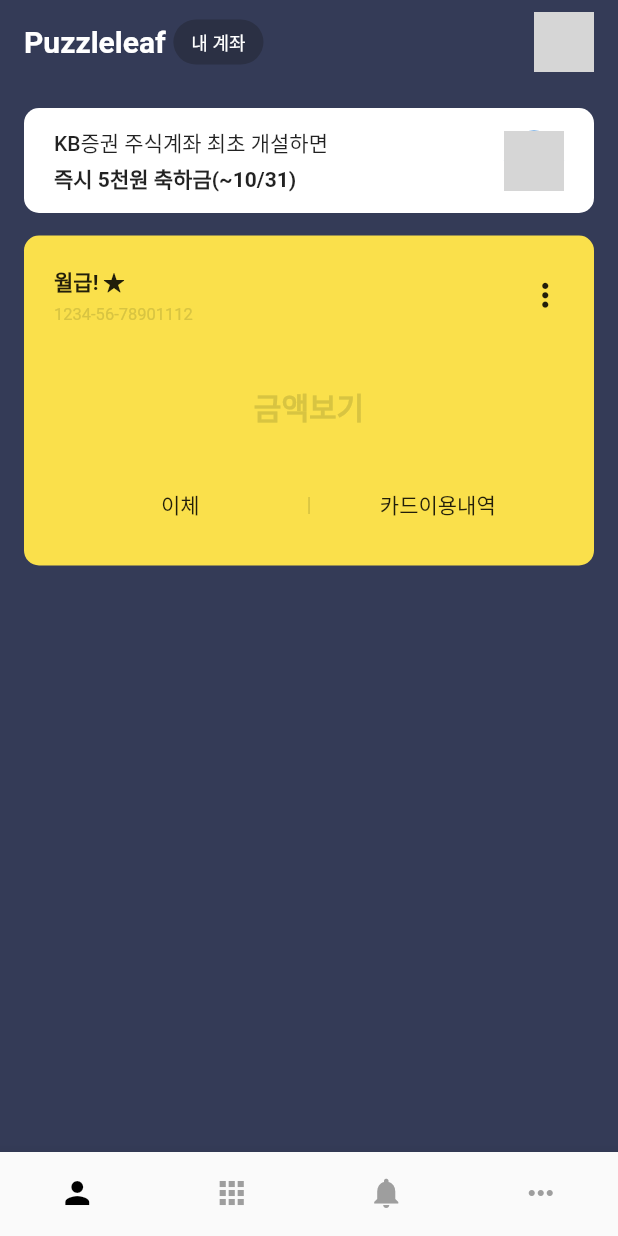
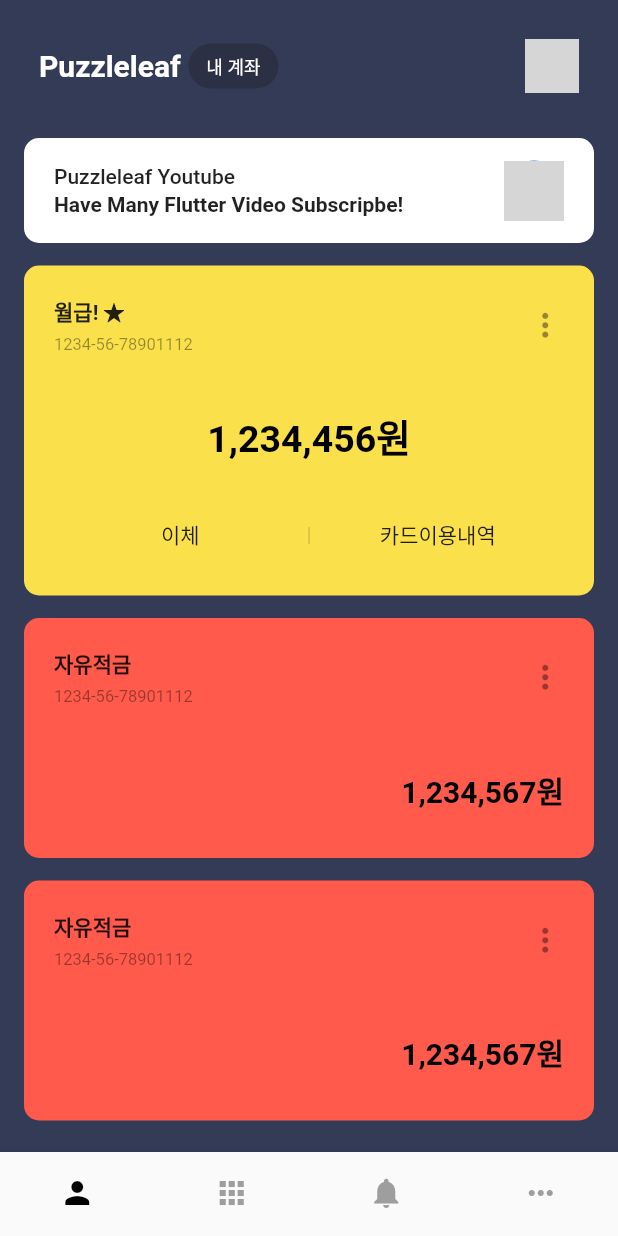
Before and after one commit to puzzleleaf/flutter_kakao_bank_ui_clone, a Flutter app: the screen it shows after launch, on a phone screen of 412 x 824 dp. Run offline on Flutter 3.47's test engine with Material 2 defaults, Android fonts, the phone set to English and light mode, and no system bars; our stand-ins replace flutter_bloc; network calls fail; grey boxes are pictures that could not be loaded.

Commit message:
modify components

```diff
--- a/lib/main.dart
+++ b/lib/main.dart
@@ -2,7 +2,6 @@ import 'package:flutter/material.dart';
 import 'package:flutter_bloc/flutter_bloc.dart';
 import 'package:kakao_bank/blocs/home/home_cubit.dart';
 import 'package:kakao_bank/presentation/home/home_page.dart';
-import 'package:kakao_bank/presentation/main/main_page.dart';
 
 void main() {
   runApp(MyApp());
--- /dev/null
+++ b/lib/presentation/main/components/MainAppBar.dart
@@ -0,0 +1,48 @@
+import 'package:flutter/material.dart';
+
+class MainAppBar extends StatelessWidget {
+  @override
+  Widget build(BuildContext context) {
+    return Container(
+      height: 50,
+      child: Row(
+        children: [
+          Text(
+            'Puzzleleaf',
+            style: TextStyle(
+              fontWeight: FontWeight.bold,
+              color: Colors.white,
+              fontSize: 20,
+            ),
+          ),
+          SizedBox(
+            width: 5.0,
+          ),
+          Container(
+            padding: const EdgeInsets.symmetric(
+              horizontal: 12,
+              vertical: 6,
+            ),
+            decoration: BoxDecoration(
+              color: Color(0xff2B3044),
+              borderRadius: BorderRadius.circular(20),
+            ),
+            child: Text(
+              '내 계좌',
+              style: TextStyle(
+                fontSize: 12,
+                color: Colors.white,
+              ),
+            ),
+          ),
+          Spacer(),
+          CircleAvatar(
+            backgroundImage: NetworkImage(
+                'https://yt3.ggpht.com/a-/AOh14GidBGTEH9UxT-eVgchRp5kISMZYFjSjBAnqWNWr4Q=s100-c-k-c0xffffffff-no-rj-mo'),
+            radius: 18,
+          ),
+        ],
+      ),
+    );
+  }
+}
--- a/lib/presentation/main/components/ad_card.dart
+++ b/lib/presentation/main/components/ad_card.dart
@@ -3,14 +3,12 @@ import 'package:flutter/material.dart';
 class AdCard extends StatelessWidget {
   final String title;
   final String contents;
-  final EdgeInsetsGeometry margin;
 
-  AdCard({this.title, this.contents, this.margin});
+  AdCard({this.title, this.contents});
 
   @override
   Widget build(BuildContext context) {
     return Container(
-      margin: margin,
       decoration: BoxDecoration(
         borderRadius: BorderRadius.circular(10),
         color: Colors.white,
--- /dev/null
+++ b/lib/presentation/main/components/checking_account_card.dart
@@ -0,0 +1,89 @@
+import 'package:flutter/material.dart';
+
+class CheckingAccountCard extends StatelessWidget {
+  @override
+  Widget build(BuildContext context) {
+    return Container(
+      decoration: BoxDecoration(
+        borderRadius: BorderRadius.circular(10),
+        color: Color(0xffFAE04B),
+      ),
+      width: double.infinity,
+      height: 220,
+      child: Padding(
+        padding: const EdgeInsets.only(
+          left: 20,
+          right: 20,
+          top: 20,
+          bottom: 30,
+        ),
+        child: Column(
+          mainAxisAlignment: MainAxisAlignment.spaceBetween,
+          children: [
+            Row(
+              mainAxisAlignment: MainAxisAlignment.spaceBetween,
+              children: [
+                Column(
+                  crossAxisAlignment: CrossAxisAlignment.start,
+                  children: [
+                    Text(
+                      '월급! ★',
+                      style: TextStyle(
+                        fontWeight: FontWeight.bold,
+                      ),
+                    ),
+                    SizedBox(
+                      height: 5.0,
+                    ),
+                    Text(
+                      '1234-56-78901112',
+                      style: TextStyle(
+                        fontSize: 11,
+                        color: Colors.black.withOpacity(0.4),
+                      ),
+                    )
+                  ],
+                ),
+                Icon(
+                  Icons.more_vert,
+                  size: 25,
+                  color: Colors.black.withOpacity(0.4),
+                )
+              ],
+            ),
+            Text(
+              "1,234,456원",
+              style: TextStyle(
+                fontWeight: FontWeight.bold,
+                fontSize: 25,
+                color: Colors.black,
+              ),
+            ),
+            Row(
+              children: [
+                Expanded(
+                  child: Text(
+                    "이체",
+                    textAlign: TextAlign.center,
+                  ),
+                ),
+                Text(
+                  "|",
+                  style: TextStyle(
+                    color: Color(0xffD8C441),
+                  ),
+                ),
+                Expanded(
+                  child: Text(
+                    "카드이용내역",
+                    textAlign: TextAlign.center,
+                  ),
+                )
+              ],
+            ),
+          ],
+        ),
+      ),
+    );
+  }
+}
--- a/lib/presentation/main/components/account_card.dart
+++ b/lib/presentation/main/components/savings_account_card.dart
@@ -1,15 +1,15 @@
 import 'package:flutter/material.dart';
 
-class AccountCard extends StatelessWidget {
+class SavingAccountCard extends StatelessWidget {
   @override
   Widget build(BuildContext context) {
     return Container(
       decoration: BoxDecoration(
         borderRadius: BorderRadius.circular(10),
-        color: Color(0xffFAE04B),
+        color: Color(0xffff5a4B),
       ),
       width: double.infinity,
-      height: 220,
+      height: 160,
       child: Padding(
         padding: const EdgeInsets.only(
           left: 20,
@@ -19,6 +19,7 @@ class AccountCard extends StatelessWidget {
         ),
         child: Column(
           mainAxisAlignment: MainAxisAlignment.spaceBetween,
+          crossAxisAlignment: CrossAxisAlignment.end,
           children: [
             Row(
               mainAxisAlignment: MainAxisAlignment.spaceBetween,
@@ -27,7 +28,7 @@ class AccountCard extends StatelessWidget {
                   crossAxisAlignment: CrossAxisAlignment.start,
                   children: [
                     Text(
-                      '월급! ★',
+                      '자유적금',
                       style: TextStyle(
                         fontWeight: FontWeight.bold,
                       ),
@@ -39,7 +40,7 @@ class AccountCard extends StatelessWidget {
                       '1234-56-78901112',
                       style: TextStyle(
                         fontSize: 11,
-                        color: Color(0xffD8C441),
+                        color: Colors.black.withOpacity(0.4),
                       ),
                     )
                   ],
@@ -47,39 +48,17 @@ class AccountCard extends StatelessWidget {
                 Icon(
                   Icons.more_vert,
                   size: 25,
-
+                  color: Colors.black.withOpacity(0.4),
                 )
               ],
             ),
             Text(
-              "금액보기",
+              "1,234,567원",
               style: TextStyle(
                 fontWeight: FontWeight.bold,
                 fontSize: 20,
-                color: Color(0xffD8C441),
+                color: Colors.black,
               ),
-            ),
-            Row(
-              children: [
-                Expanded(
-                  child: Text(
-                    "이체",
-                    textAlign: TextAlign.center,
-                  ),
-                ),
-                Text(
-                  "|",
-                  style: TextStyle(
-                    color: Color(0xffD8C441),
-                  ),
-                ),
-                Expanded(
-                  child: Text(
-                    "카드이용내역",
-                    textAlign: TextAlign.center,
-                  ),
-                )
-              ],
             ),
           ],
         ),
--- a/lib/presentation/main/main_page.dart
+++ b/lib/presentation/main/main_page.dart
@@ -1,52 +1,14 @@
 import 'package:flutter/material.dart';
-import 'package:kakao_bank/presentation/main/components/account_card.dart';
+import 'package:kakao_bank/presentation/main/components/checking_account_card.dart';
 import 'package:kakao_bank/presentation/main/components/ad_card.dart';
+import 'package:kakao_bank/presentation/main/components/MainAppBar.dart';
+import 'package:kakao_bank/presentation/main/components/savings_account_card.dart';
 
 class MainPage extends StatelessWidget {
   @override
   Widget build(BuildContext context) {
     return Scaffold(
       backgroundColor: Color(0xff343B57),
-      appBar: AppBar(
-        centerTitle: true,
-        title: ConstrainedBox(
-          constraints: BoxConstraints(
-            maxWidth: 600,
-          ),
-          child: Row(
-            children: [
-              Text(
-                'Puzzleleaf',
-                style: TextStyle(
-                  fontWeight: FontWeight.bold,
-                ),
-              ),
-              SizedBox(
-                width: 5.0,
-              ),
-              Container(
-                padding: const EdgeInsets.symmetric(
-                  horizontal: 12,
-                  vertical: 6,
-                ),
-                decoration: BoxDecoration(
-                  color: Color(0xff2B3044),
-                  borderRadius: BorderRadius.circular(20),
-                ),
-                child: Text(
-                  '내 계좌',
-                  style: TextStyle(fontSize: 12),
-                ),
-              ),
-              Spacer(),
-              CircleAvatar(
-                backgroundImage: NetworkImage(
-                    'https://yt3.ggpht.com/a-/AOh14GidBGTEH9UxT-eVgchRp5kISMZYFjSjBAnqWNWr4Q=s100-c-k-c0xffffffff-no-rj-mo'),
-              ),
-            ],
-          ),
-        ),
-      ),
       body: Container(
         alignment: Alignment.topCenter,
         child: Container(
@@ -54,17 +16,33 @@ class MainPage extends StatelessWidget {
           constraints: BoxConstraints(
             maxWidth: 632,
           ),
-          child: SingleChildScrollView(
-            child: Column(
-              children: [
-                AdCard(
-                  margin: const EdgeInsets.only(bottom: 15),
-                  title: "KB증권 주식계좌 최초 개설하면",
-                  contents: "즉시 5천원 축하금(~10/31)",
-                ),
-                AccountCard(),
-              ],
-            ),
+          child: CustomScrollView(
+            slivers: [
+              SliverAppBar(
+                titleSpacing: 10,
+                title: MainAppBar(),
+                backgroundColor: Color(0xff343B57),
+                pinned: true,
+              ),
+              SliverList(
+                delegate: SliverChildListDelegate([
+                  SizedBox(height: 20),
+                  AdCard(
+                    title: "Puzzleleaf Youtube",
+                    contents: "Have Many Flutter Video Subscripbe!",
+                  ),
+                  SizedBox(height: 15),
+                  CheckingAccountCard(),
+                  SizedBox(height: 15),
+                  SavingAccountCard(),
+                  SizedBox(height: 15),
+                  SavingAccountCard(),
+                  SizedBox(height: 15),
+                  SavingAccountCard(),
+                  SizedBox(height: 15),
+                ]),
+              )
+            ],
           ),
         ),
       ),
```
